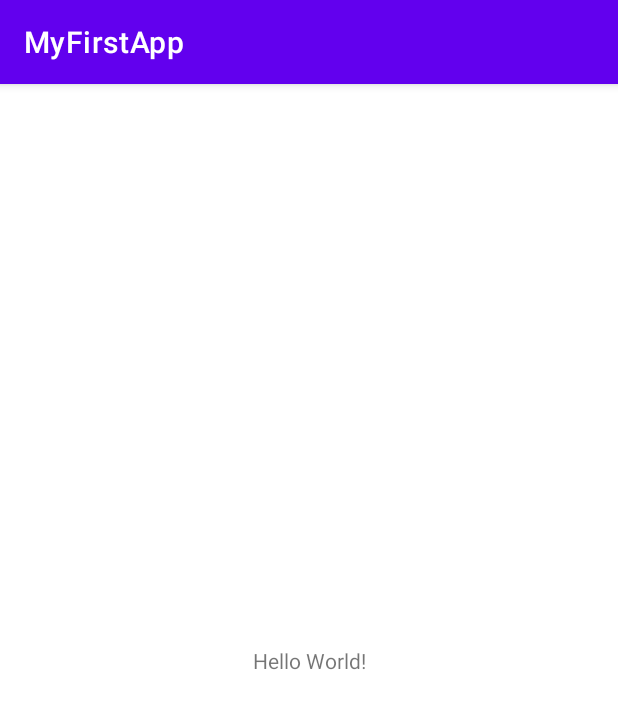
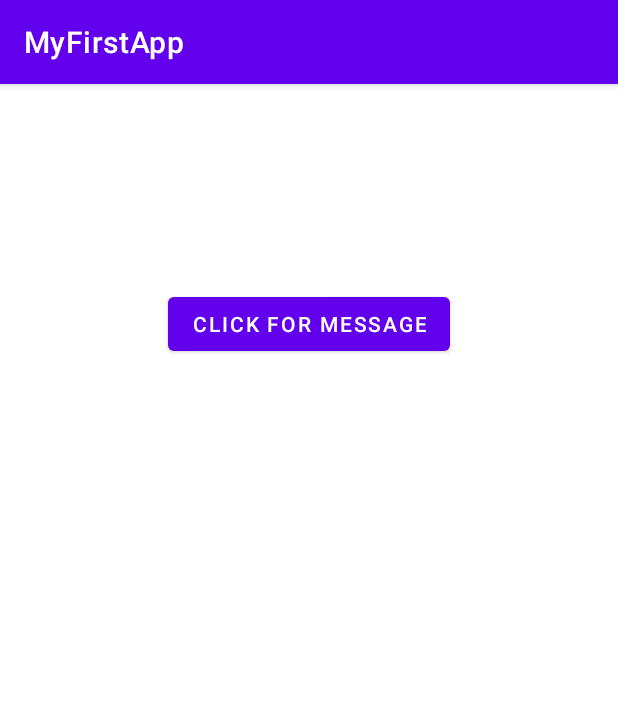
Before and after one commit to SarfarazAliToori/MyFirstApp, an Android app: the screen it shows after launch (MainActivity), on a phone screen of 412 x 824 dp. Shown: the top 709 px of the screen. Run offline under Robolectric (Android 15) with nearby library versions, the phone set to English and light mode, and no system bars.

Commit message:
add Log Info

```diff
--- a/app/build.gradle
+++ b/app/build.gradle
@@ -1,6 +1,7 @@
 plugins {
     id 'com.android.application'
     id 'kotlin-android'
+    id 'kotlin-android-extensions'
 }
 
 android {
--- a/app/src/main/java/com/example/myfirstapp/MainActivity.kt
+++ b/app/src/main/java/com/example/myfirstapp/MainActivity.kt
@@ -2,10 +2,21 @@ package com.example.myfirstapp
 
 import androidx.appcompat.app.AppCompatActivity
 import android.os.Bundle
+import android.util.Log
+import android.view.View
+import android.widget.Toast
+import kotlinx.android.synthetic.main.activity_main.*
+
 
 class MainActivity : AppCompatActivity() {
     override fun onCreate(savedInstanceState: Bundle?) {
         super.onCreate(savedInstanceState)
         setContentView(R.layout.activity_main)
+
+        btn_message.setOnClickListener(View.OnClickListener {
+            Log.i("Main Activity", "Hello World from Log cat")
+            Toast.makeText(this, "Hello World from Toast", Toast.LENGTH_SHORT).show()
+
+        })
     }
 }
--- a/app/src/main/res/layout/activity_main.xml
+++ b/app/src/main/res/layout/activity_main.xml
@@ -6,13 +6,14 @@
     android:layout_height="match_parent"
     tools:context=".MainActivity">
 
-    <TextView
+    <Button
+        android:id="@+id/btn_message"
         android:layout_width="wrap_content"
         android:layout_height="wrap_content"
-        android:text="Hello World!"
-        app:layout_constraintBottom_toBottomOf="parent"
-        app:layout_constraintLeft_toLeftOf="parent"
-        app:layout_constraintRight_toRightOf="parent"
+        android:layout_marginTop="136dp"
+        android:text="Click For Message"
+        app:layout_constraintEnd_toEndOf="parent"
+        app:layout_constraintStart_toStartOf="parent"
         app:layout_constraintTop_toTopOf="parent" />
 
 </androidx.constraintlayout.widget.ConstraintLayout>
--- a/build.gradle
+++ b/build.gradle
@@ -1,4 +1,6 @@
 // Top-level build file where you can add configuration options common to all sub-projects/modules.
+
+
 buildscript {
     repositories {
         google()
```
